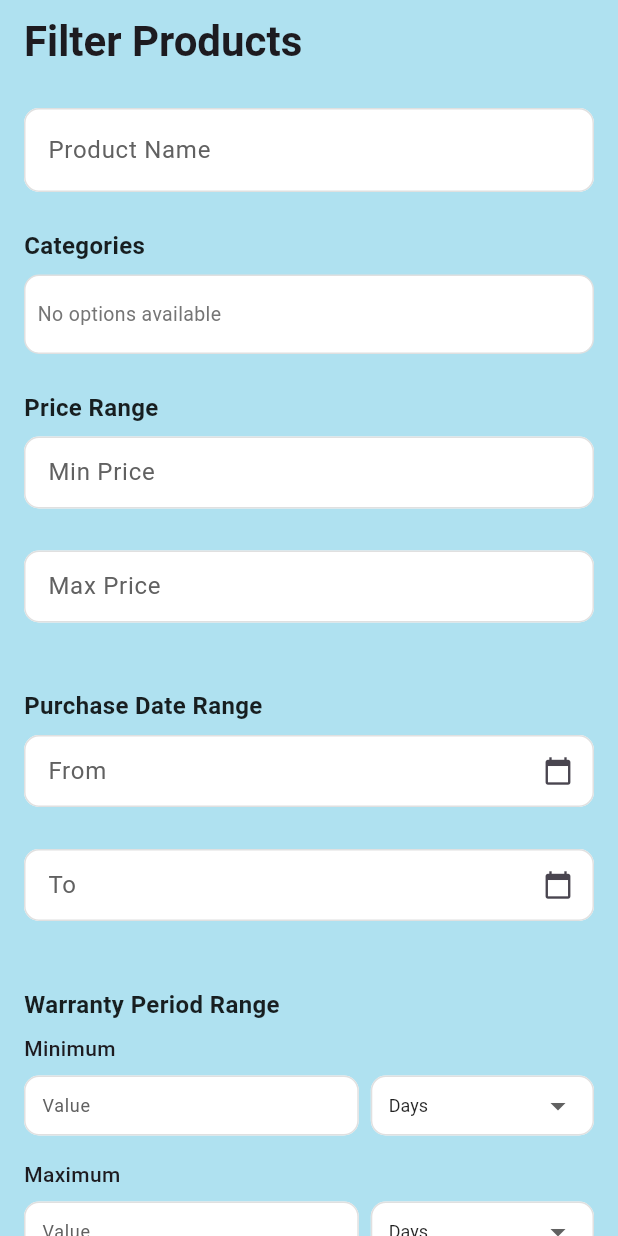
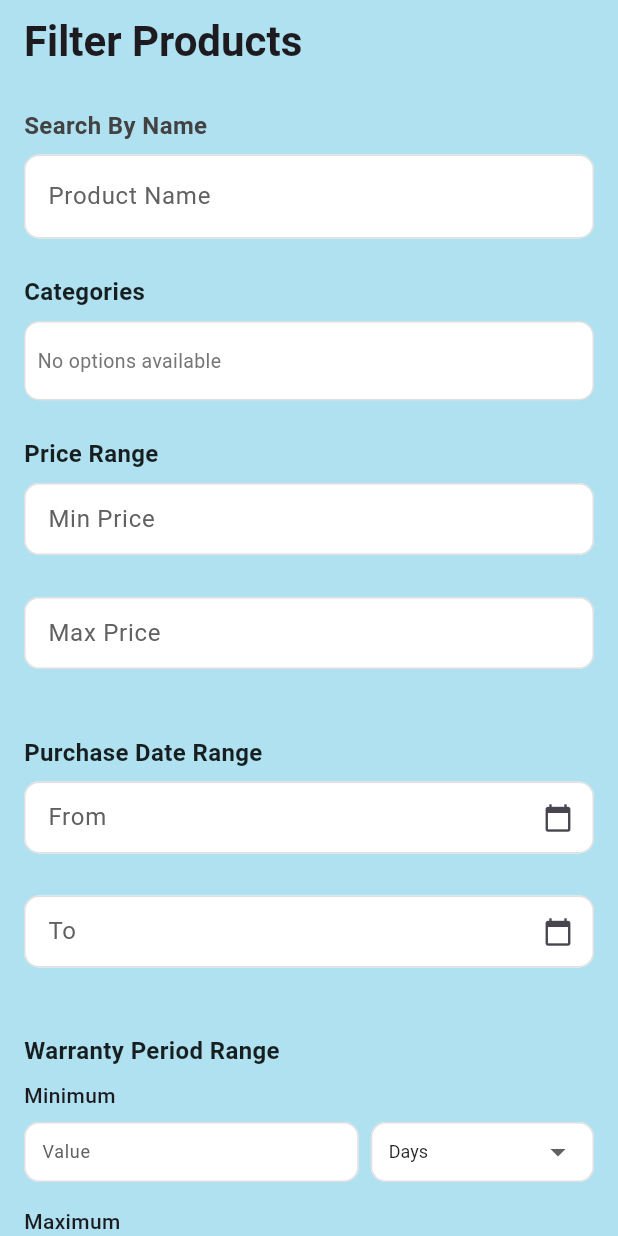
Before and after one commit to Rickiard/MyWarrantiesLPEI, a Flutter app: the FilterPage screen opened directly with empty values, on a phone screen of 412 x 824 dp. Run offline on Flutter 3.47's test engine with Material 3 defaults, Android fonts, the phone set to English and light mode, and no system bars; our stand-ins replace awesome_notifications, cloud_firestore, email_validator, file_picker, firebase_auth, firebase_core and 7 more; missing offline and left inert: flutter_background_service, flutter_background_service_android; accounts and stored records are empty.

Commit message:
Update filter.dart

```diff
--- a/mywarranties/lib/filter.dart
+++ b/mywarranties/lib/filter.dart
@@ -485,10 +485,19 @@ class _FilterPageState extends State<FilterPage> {
           child: Form(
             key: _formKey,
             child: LayoutBuilder(
-              builder: (context, constraints) {
-                return Column(
+              builder: (context, constraints) {                return Column(
                   crossAxisAlignment: CrossAxisAlignment.stretch,
                   children: [
+              // Product Name Title
+              Text(
+                'Search By Name',
+                style: TextStyle(
+                  fontSize: 16,
+                  fontWeight: FontWeight.bold,
+                  color: Colors.grey[800],
+                ),
+              ),
+              SizedBox(height: 8),
               // Product Name
               TextFormField(
                 controller: _nameController,
```
